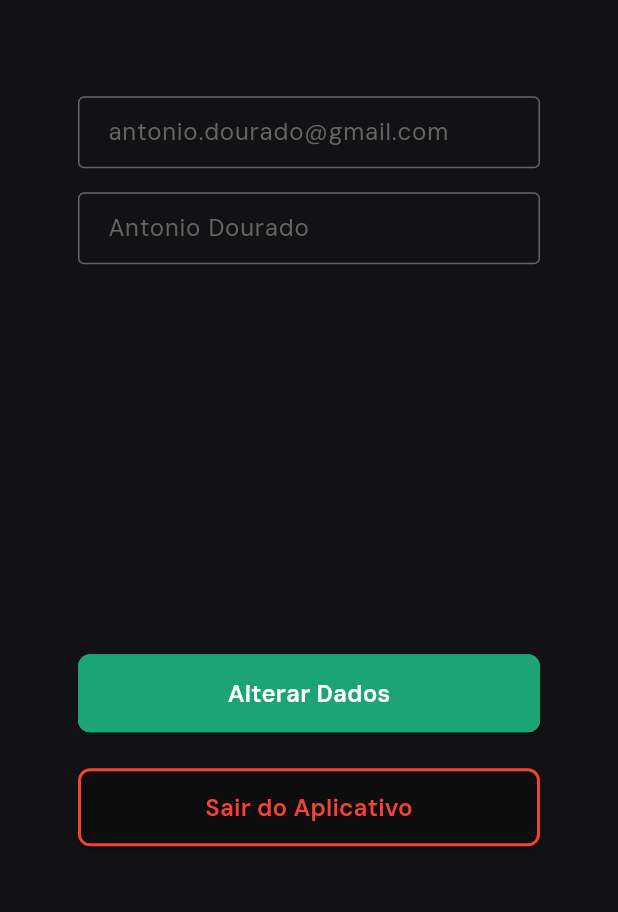
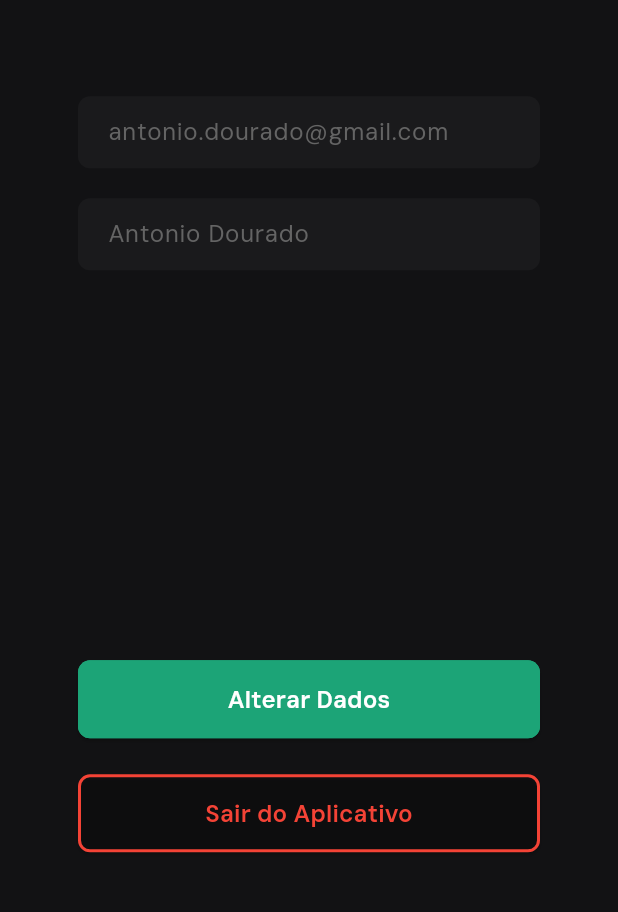
Before and after one commit to LrAmaral/smart_money, a Flutter app: the ProfilePage screen opened by its route, on a phone screen of 412 x 824 dp, the part 254-1166 px from its top. Run offline on Flutter 3.47's test engine with Material 3 defaults, Android fonts, the phone set to English and light mode, and no system bars; our stand-ins replace go_router.

```diff
--- a/app/lib/pages/profile_page.dart
+++ b/app/lib/pages/profile_page.dart
@@ -27,12 +27,14 @@ class ProfilePage extends StatelessWidget {
               CustomInput(
                 labelText: 'antonio.dourado@gmail.com',
                 controller: emailController,
+                enable: false,
               ),
-              const SizedBox(height: 16),
+              const SizedBox(height: 20),
               CustomInput(
                 labelText: 'Antonio Dourado',
                 controller: passwordController,
                 obscureText: true,
+                enable: false,
               ),
               const SizedBox(height: 260),
               CustomButton(
--- a/app/lib/widgets/custom_input.dart
+++ b/app/lib/widgets/custom_input.dart
@@ -4,13 +4,14 @@ class CustomInput extends StatelessWidget {
   final String labelText;
   final TextEditingController controller;
   final bool obscureText;
+  final bool enable;
 
-  const CustomInput({
-    super.key,
-    required this.labelText,
-    required this.controller,
-    this.obscureText = false,
-  });
+  const CustomInput(
+      {super.key,
+      required this.labelText,
+      required this.controller,
+      this.obscureText = false,
+      this.enable = false});
 
   @override
   Widget build(BuildContext context) {
@@ -19,6 +20,7 @@ class CustomInput extends StatelessWidget {
     return TextField(
       controller: controller,
       obscureText: obscureText,
+      enabled: enable,
       decoration: InputDecoration(
         labelText: labelText,
         labelStyle: const TextStyle(color: Color.fromARGB(255, 100, 100, 100)),
```
